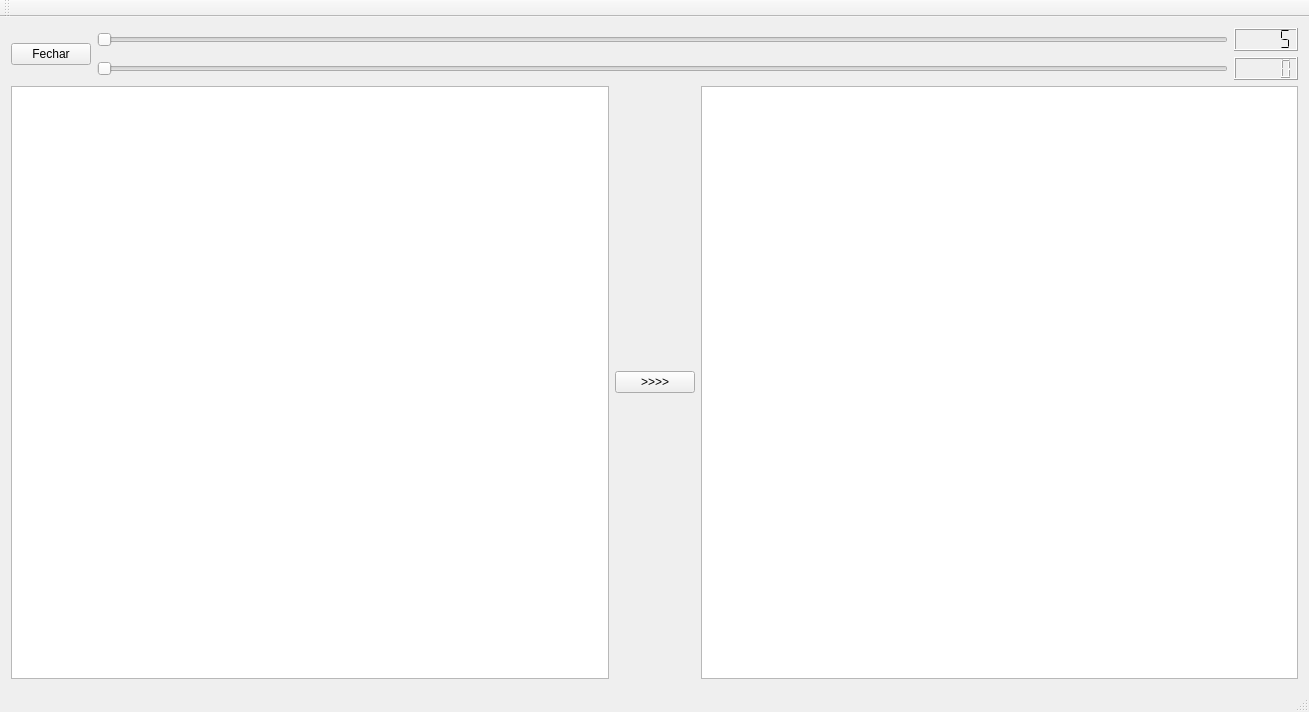
Above: helloqt/mainwindow.ui from VictorCosta101/Escultor-3D before the change. Below: the same form after it.
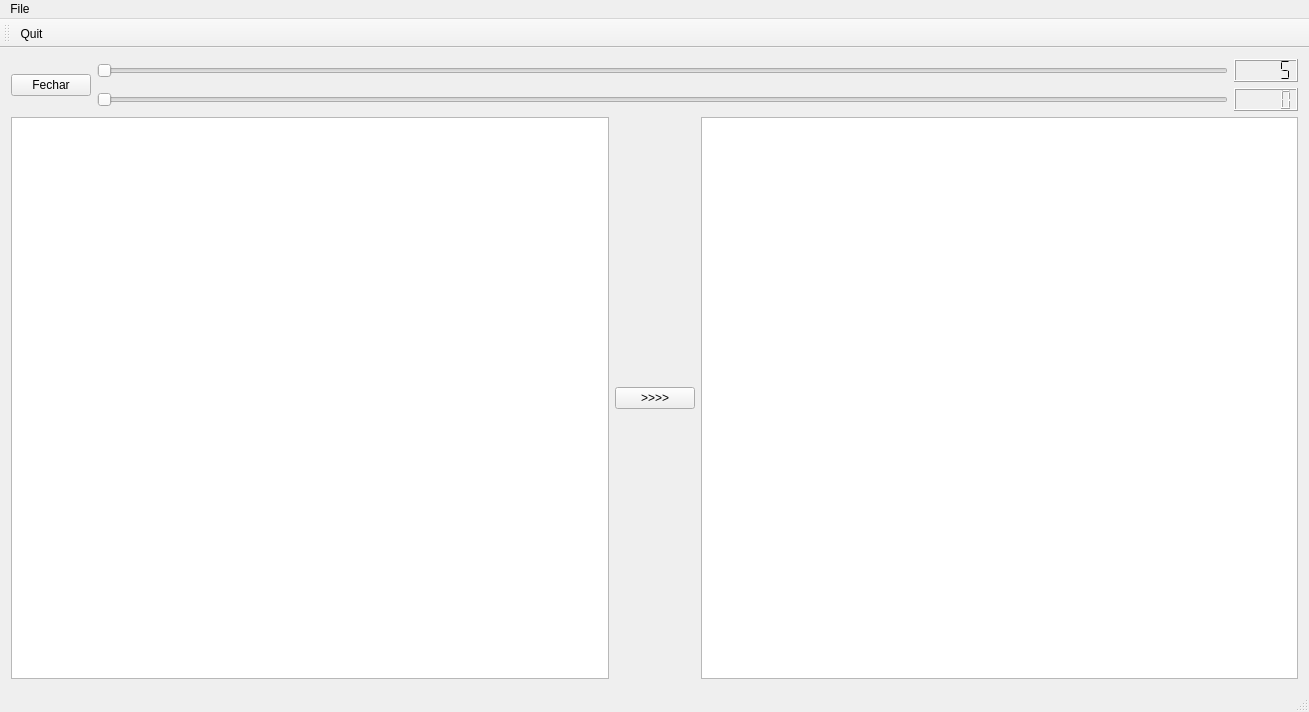
That is the form after the change. Icons and pictures are not drawn.

```diff
--- a/helloqt/mainwindow.ui
+++ b/helloqt/mainwindow.ui
@@ -110,6 +110,13 @@
      <height>21</height>
     </rect>
    </property>
+   <widget class="QMenu" name="menuFile">
+    <property name="title">
+     <string>File</string>
+    </property>
+    <addaction name="actionQuit"/>
+   </widget>
+   <addaction name="menuFile"/>
   </widget>
   <widget class="QToolBar" name="mainToolBar">
    <attribute name="toolBarArea">
@@ -118,8 +125,24 @@
    <attribute name="toolBarBreak">
     <bool>false</bool>
    </attribute>
+   <addaction name="actionQuit"/>
   </widget>
   <widget class="QStatusBar" name="statusBar"/>
+  <action name="actionQuit">
+   <property name="checkable">
+    <bool>true</bool>
+   </property>
+   <property name="icon">
+    <iconset theme="/icon">
+     <normaloff>icon1.png</normaloff>icon1.png</iconset>
+   </property>
+   <property name="text">
+    <string>Quit</string>
+   </property>
+   <property name="shortcut">
+    <string>Ctrl+Q</string>
+   </property>
+  </action>
  </widget>
  <layoutdefault spacing="6" margin="11"/>
  <resources/>
```
